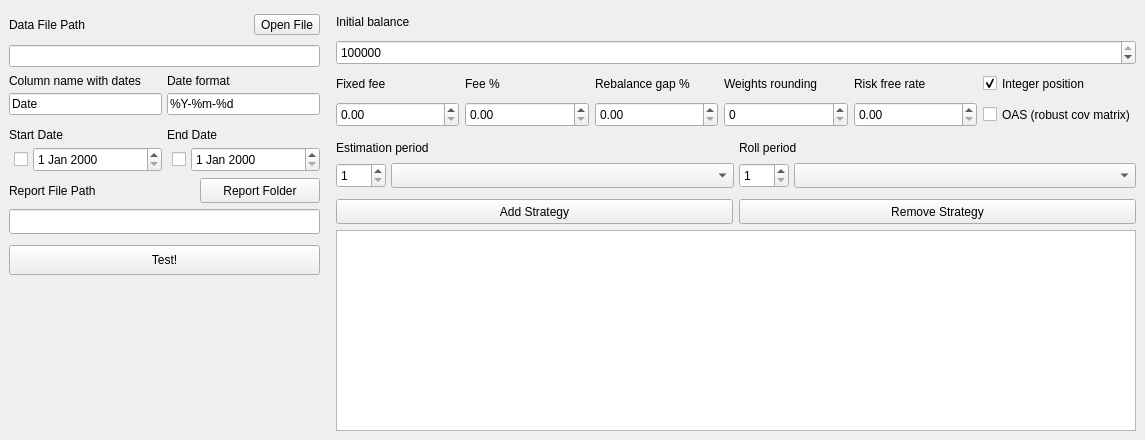
Old version of the form hrp.ui in the repository daniilmann/hrp.
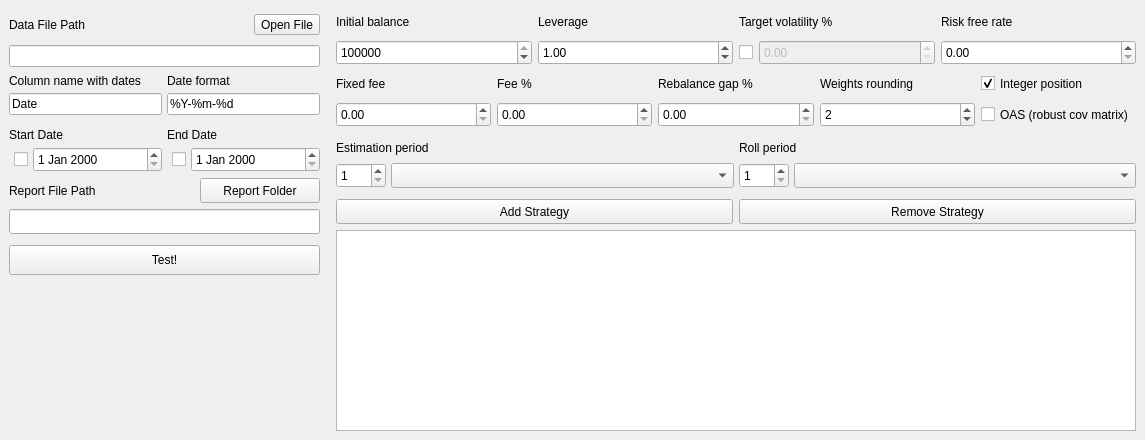
New version of the form.

Commit message: leverage and vol target

What changed in the file:
```diff
--- a/hrp.ui
+++ b/hrp.ui
@@ -322,7 +322,11 @@
        </spacer>
       </item>
       <item>
-       <layout class="QVBoxLayout" name="strategyLayout" stretch="0,0,0,0,0,0">
+       <layout class="QVBoxLayout" name="strategyLayout" stretch="0,0,0,0,0">
+        <item>
+         <layout class="QHBoxLayout" name="financeLayout">
+          <item>
+           <layout class="QVBoxLayout" name="moneyLayout">
         <item>
          <widget class="QLabel" name="moneyLabel">
           <property name="sizePolicy">
@@ -361,6 +365,111 @@
           </property>
          </widget>
         </item>
+           </layout>
+          </item>
+          <item>
+           <layout class="QVBoxLayout" name="leverageLayout">
+            <item>
+             <widget class="QLabel" name="leverageLabel">
+              <property name="text">
+               <string>Leverage</string>
+              </property>
+             </widget>
+            </item>
+            <item>
+             <widget class="QDoubleSpinBox" name="leverageSpin">
+              <property name="minimumSize">
+               <size>
+                <width>0</width>
+                <height>25</height>
+               </size>
+              </property>
+              <property name="maximum">
+               <double>100.000000000000000</double>
+              </property>
+              <property name="singleStep">
+               <double>0.100000000000000</double>
+              </property>
+              <property name="value">
+               <double>1.000000000000000</double>
+              </property>
+             </widget>
+            </item>
+           </layout>
+          </item>
+          <item>
+           <layout class="QVBoxLayout" name="tvolLayout">
+            <item>
+             <widget class="QLabel" name="tvolLabel">
+              <property name="text">
+               <string>Target volatility %</string>
+              </property>
+             </widget>
+            </item>
+            <item>
+             <layout class="QHBoxLayout" name="tvolValLayout">
+              <item>
+               <widget class="QCheckBox" name="tvolCheck">
+                <property name="sizePolicy">
+                 <sizepolicy hsizetype="Maximum" vsizetype="Fixed">
+                  <horstretch>0</horstretch>
+                  <verstretch>0</verstretch>
+                 </sizepolicy>
+                </property>
+                <property name="minimumSize">
+                 <size>
+                  <width>5</width>
+                  <height>0</height>
+                 </size>
+                </property>
+                <property name="text">
+                 <string/>
+                </property>
+               </widget>
+              </item>
+              <item>
+               <widget class="QDoubleSpinBox" name="tvolSpin">
+                <property name="enabled">
+                 <bool>false</bool>
+                </property>
+                <property name="minimumSize">
+                 <size>
+                  <width>0</width>
+                  <height>25</height>
+                 </size>
+                </property>
+                <property name="maximum">
+                 <double>100.000000000000000</double>
+                </property>
+               </widget>
+              </item>
+             </layout>
+            </item>
+           </layout>
+          </item>
+          <item>
+           <layout class="QVBoxLayout" name="rateLayout">
+            <item>
+             <widget class="QLabel" name="rateLabel">
+              <property name="text">
+               <string>Risk free rate</string>
+              </property>
+             </widget>
+            </item>
+            <item>
+             <widget class="QDoubleSpinBox" name="rateSpin">
+              <property name="minimumSize">
+               <size>
+                <width>0</width>
+                <height>25</height>
+               </size>
+              </property>
+             </widget>
+            </item>
+           </layout>
+          </item>
+         </layout>
+        </item>
         <item>
          <layout class="QHBoxLayout" name="feeLayout">
           <property name="bottomMargin">
@@ -452,29 +561,14 @@
                 <height>25</height>
                </size>
               </property>
+              <property name="minimum">
+               <number>1</number>
+              </property>
               <property name="maximum">
                <number>6</number>
               </property>
-             </widget>
-            </item>
-           </layout>
-          </item>
-          <item>
-           <layout class="QVBoxLayout" name="rateLayout">
-            <item>
-             <widget class="QLabel" name="rateLabel">
-              <property name="text">
-               <string>Risk free rate</string>
-              </property>
-             </widget>
-            </item>
-            <item>
-             <widget class="QDoubleSpinBox" name="rateSpin">
-              <property name="minimumSize">
-               <size>
-                <width>0</width>
-                <height>25</height>
-               </size>
+              <property name="value">
+               <number>2</number>
               </property>
              </widget>
             </item>
```
Lines whose indentation alone changed are shown as unchanged. The commit also changes 4 other files.
